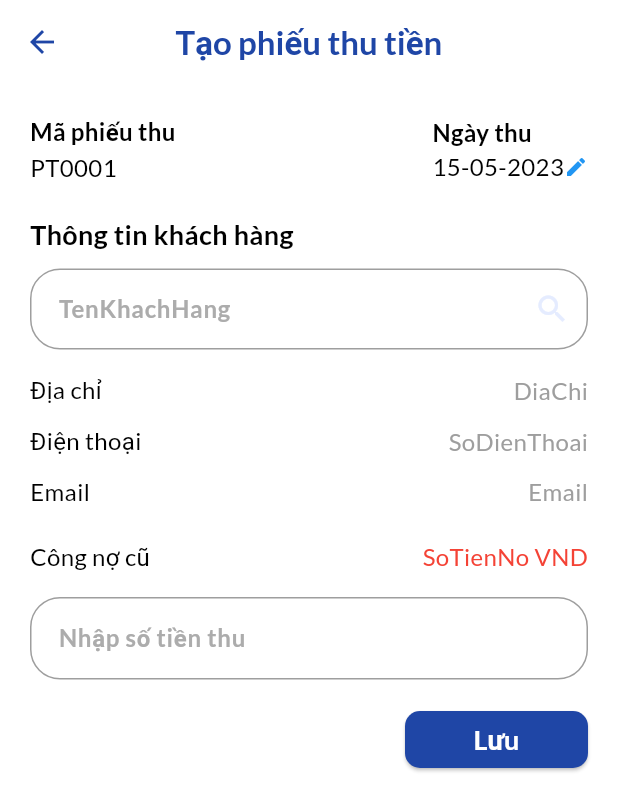
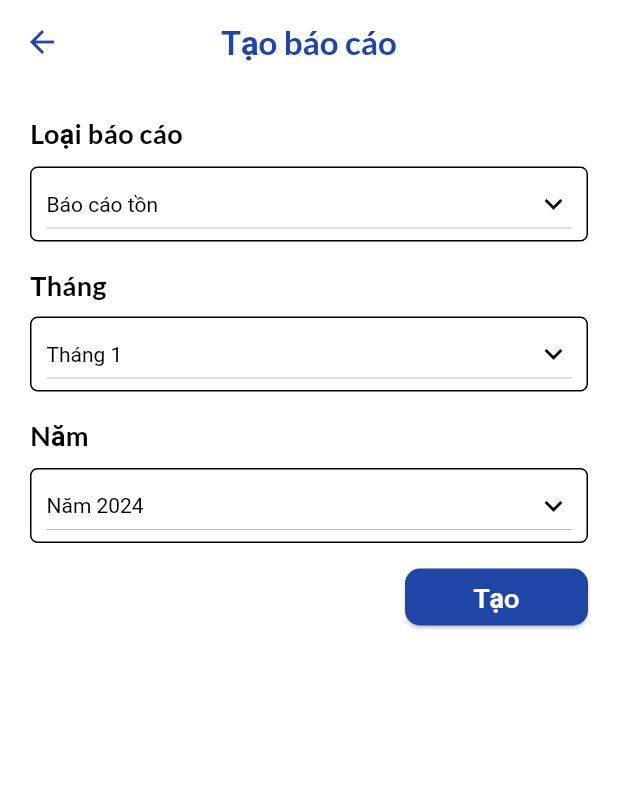
Before and after one commit to Mann202/Bookstore-Mobile-Application, a Flutter app: the screen it shows after launch, after a tap on the "arrow back" icon, on a phone screen of 412 x 824 dp. Shown: the top 811 px of the screen. Run offline on Flutter 3.47's test engine with Material 3 defaults, Android fonts, the light colour scheme and no system bars; our stand-ins replace flutter_riverpod, freezed_annotation, go_router, google_fonts, riverpod_annotation, shared_preferences and 3 more; accounts and stored records are empty.

Commit message:
update create receipt screen

```diff
--- a/lib/core/router/app_router.dart
+++ b/lib/core/router/app_router.dart
@@ -1,8 +1,10 @@
 import "package:go_router/go_router.dart";
 import "package:riverpod_annotation/riverpod_annotation.dart";
+import "package:shelfify/features/book/presentation/view/add_new_book.screen.dart";
 import "package:shelfify/features/book/presentation/view/book_detail.screen.dart";
 import "package:shelfify/features/book/presentation/view/book_list.screen.dart";
-import "package:shelfify/features/book/presentation/view/create_receipts.screen.dart";
+import "package:shelfify/features/book/presentation/view/create_receipt.screen.dart";
+import "package:shelfify/features/book/presentation/view/create_report.screen.dart";
 import "package:shelfify/features/book/presentation/view/find_book.screen.dart";
 import "package:shelfify/features/settings/presentation/accounts_screen.dart";
 import "package:shelfify/features/settings/presentation/settings_screen.dart";
@@ -16,7 +18,7 @@ GoRouter goRouter(GoRouterRef ref) {
     routes: [
       GoRoute(
         path: "/",
-        builder: (context, state) => const CreateReceiptsScreen(),
+        builder: (context, state) => const CreateReport(),
       )
     ],
     errorBuilder: (context, state) => const NotFoundScreen(),
--- a/lib/features/book/presentation/view/create_receipts.screen.dart
+++ b/lib/features/book/presentation/view/create_receipt.screen.dart
@@ -3,8 +3,8 @@ import 'package:path/path.dart';
 import 'package:intl/intl.dart';
 import 'package:shelfify/core/constants/styles/app_colors.dart';
 
-class CreateReceiptsScreen extends StatelessWidget {
-  const CreateReceiptsScreen({super.key});
+class CreateReceiptScreen extends StatelessWidget {
+  const CreateReceiptScreen({super.key});
 
   @override
   Widget build(BuildContext context) {
@@ -18,9 +18,7 @@ class CreateReceiptsScreen extends StatelessWidget {
             Icons.arrow_back,
             color: AppColors.primary,
           ),
-          onPressed: () {
-
-          },
+          onPressed: () {},
         ),
         title: const Text(
           'Tạo phiếu thu tiền',
@@ -73,20 +71,19 @@ class CreateReceiptsScreen extends StatelessWidget {
                 fillColor: Color.fromARGB(255, 255, 255, 255),
                 hintText: 'TenKhachHang',
                 hintStyle: TextStyle(
-                  color:  Color.fromARGB(255, 172, 172, 172),
+                  color: Color.fromARGB(255, 172, 172, 172),
                   fontSize: 16.0,
                   fontWeight: FontWeight.w600,
                 ),
-                suffixIcon: Icon(Icons.search),
+                suffixIcon: Icon(Icons.search, size: 30, color: Colors.grey),
               ),
             ),
             const SizedBox(height: 10),
             buildInfoText('Địa chỉ', 'DiaChi'),
             buildInfoText('Điện thoại', 'SoDienThoai'),
             buildInfoText('Email', 'Email'),
-            const SizedBox(height: 10),
             buildColoredInfoText('Công nợ cũ', 'SoTienNo VND', Colors.red),
-            const SizedBox(height: 10),
+            buildInfoText("Số tiền thu", ""),
             const TextField(
               keyboardType: TextInputType.number,
               style: TextStyle(
@@ -107,7 +104,7 @@ class CreateReceiptsScreen extends StatelessWidget {
                 fillColor: Color.fromARGB(255, 255, 255, 255),
                 hintText: 'Nhập số tiền thu',
                 hintStyle: TextStyle(
-                  color:  Color.fromARGB(255, 172, 172, 172),
+                  color: Color.fromARGB(255, 172, 172, 172),
                   fontSize: 16.0,
                   fontWeight: FontWeight.w600,
                 ),
@@ -115,16 +112,14 @@ class CreateReceiptsScreen extends StatelessWidget {
             ),
             const SizedBox(height: 20),
             Container(
-              alignment: Alignment.bottomRight,
+                alignment: Alignment.bottomRight,
                 child: ElevatedButton(
-                  onPressed: () {
-
-                  },
+                  onPressed: () {},
                   style: ElevatedButton.styleFrom(
                     shape: RoundedRectangleBorder(
                       borderRadius: BorderRadius.circular(10.0),
                     ),
-                    fixedSize: const  Size(122, 38),
+                    fixedSize: const Size(122, 38),
                     backgroundColor: const Color.fromRGBO(31, 70, 166, 1),
                   ),
                   child: const Text(
@@ -133,10 +128,9 @@ class CreateReceiptsScreen extends StatelessWidget {
                       color: Colors.white,
                       fontSize: 18,
                       fontWeight: FontWeight.w700,
+                    ),
                   ),
-                ),
-              )
-            ),
+                )),
           ],
         ),
       ),
@@ -150,10 +144,7 @@ class CreateReceiptsScreen extends StatelessWidget {
       children: [
         Text(
           label,
-          style: const TextStyle(
-            fontSize: 16,
-            fontWeight: FontWeight.bold,
-            color: Colors.black),
+          style: const TextStyle(fontSize: 16, color: Colors.black),
         ),
         Row(
           children: [
@@ -161,6 +152,7 @@ class CreateReceiptsScreen extends StatelessWidget {
               value,
               style: const TextStyle(
                 fontSize: 16,
+                fontWeight: FontWeight.bold,
                 color: Colors.black,
               ),
             ),
@@ -184,9 +176,7 @@ class CreateReceiptsScreen extends StatelessWidget {
         children: [
           Text(
             label,
-            style: const TextStyle(
-              fontSize: 16,
-              color: Colors.black),
+            style: const TextStyle(fontSize: 16, color: Colors.black),
           ),
           Text(
             value,
@@ -205,9 +195,7 @@ class CreateReceiptsScreen extends StatelessWidget {
         children: [
           Text(
             label,
-            style: const TextStyle(
-              fontSize: 16,
-              color: Colors.black),
+            style: const TextStyle(fontSize: 16, color: Colors.black),
           ),
           Text(
             value,
--- /dev/null
+++ b/lib/features/book/presentation/view/create_report.screen.dart
@@ -0,0 +1,230 @@
+import 'package:flutter/material.dart';
+import 'package:shelfify/core/constants/styles/app_colors.dart';
+
+enum TypeReport { BaoCaoTon, BaoCaoCongNo }
+
+enum Month {
+  Thang1,
+  Thang2,
+  Thang3,
+  Thang4,
+  Thang5,
+  Thang6,
+  Thang7,
+  Thang8,
+  Thang9,
+  Thang10,
+  Thang11,
+  Thang12
+}
+
+enum Year { Nam2019, Nam2020, Nam2021, Nam2022, Nam2023, Nam2024, Nam2025 }
+
+class CreateReport extends StatefulWidget {
+  const CreateReport({super.key});
+
+  @override
+  State<CreateReport> createState() {
+    return _CreateReportState();
+  }
+}
+
+class _CreateReportState extends State<CreateReport> {
+  TypeReport _selectedType = TypeReport.BaoCaoTon;
+  Month _selectedMonth = Month.Thang1;
+  Year _selectedYear = Year.Nam2024;
+
+  @override
+  Widget build(BuildContext context) {
+    return Scaffold(
+      backgroundColor: Colors.white,
+      appBar: AppBar(
+        backgroundColor: Colors.white,
+        centerTitle: true,
+        leading: IconButton(
+          icon: const Icon(
+            Icons.arrow_back,
+            color: AppColors.primary,
+          ),
+          onPressed: () {},
+        ),
+        title: const Text(
+          'Tạo báo cáo',
+          style: TextStyle(
+            color: AppColors.primary,
+            fontSize: 22.0,
+            fontWeight: FontWeight.w700,
+          ),
+        ),
+      ),
+      body: SingleChildScrollView(
+        padding: const EdgeInsets.all(20.0),
+        child: Column(
+          crossAxisAlignment: CrossAxisAlignment.start,
+          children: [
+            _buildDropdownSection(
+                'Loại báo cáo', _selectedType, TypeReport.values, getTypeReport,
+                (value) {
+              setState(() {
+                _selectedType = value;
+              });
+            }),
+            _buildDropdownSection(
+                'Tháng', _selectedMonth, Month.values, getMonth, (value) {
+              setState(() {
+                _selectedMonth = value;
+              });
+            }),
+            _buildDropdownSection('Năm', _selectedYear, Year.values, getYear,
+                (value) {
+              setState(() {
+                _selectedYear = value;
+              });
+            }),
+            Container(
+                alignment: Alignment.bottomRight,
+                child: ElevatedButton(
+                  onPressed: () {},
+                  style: ElevatedButton.styleFrom(
+                    shape: RoundedRectangleBorder(
+                      borderRadius: BorderRadius.circular(10.0),
+                    ),
+                    fixedSize: const Size(122, 38),
+                    backgroundColor: const Color.fromRGBO(31, 70, 166, 1),
+                  ),
+                  child: const Text(
+                    'Tạo',
+                    style: TextStyle(
+                      color: Colors.white,
+                      fontSize: 18,
+                      fontWeight: FontWeight.w700,
+                    ),
+                  ),
+                )),
+          ],
+        ),
+      ),
+    );
+  }
+}
+
+Widget _buildDropdownSection<T>(String label, T selectedValue, List<T> values,
+    String Function(T) getLabel, ValueChanged<T> onChanged) {
+  return Column(
+    crossAxisAlignment: CrossAxisAlignment.start,
+    children: [
+      Text(
+        label,
+        style: const TextStyle(
+          fontSize: 18,
+          fontWeight: FontWeight.bold,
+          color: Colors.black,
+        ),
+      ),
+      const SizedBox(
+        height: 8.0,
+      ),
+      Container(
+        width: double.infinity,
+        padding: const EdgeInsets.symmetric(horizontal: 10.0),
+        decoration: BoxDecoration(
+          border: Border.all(color: Colors.black, width: 1),
+          borderRadius: BorderRadius.circular(5),
+        ),
+        child: Row(
+          mainAxisAlignment: MainAxisAlignment.spaceBetween,
+          children: [
+            Expanded(
+              child: DropdownButton<T>(
+                isExpanded: true,
+                dropdownColor: Colors.white,
+                style: TextStyle(color: Colors.black),
+                value: selectedValue,
+                items: values.map((T value) {
+                  return DropdownMenuItem<T>(
+                    value: value,
+                    child: Text(getLabel(value)),
+                  );
+                }).toList(),
+                onChanged: (value) {
+                  if (value != null) {
+                    onChanged(value);
+                  }
+                },
+                icon: const Icon(Icons.keyboard_arrow_down, color: Colors.black),
+                iconEnabledColor: Colors.black,
+                iconDisabledColor: Colors.grey,
+              ),
+            ),
+          ],
+        ),
+      ),
+      const SizedBox(
+        height: 16.0,
+      ),
+    ],
+  );
+}
+
+String getTypeReport(TypeReport type) {
+  switch (type) {
+    case TypeReport.BaoCaoTon:
+      return "Báo cáo tồn";
+    case TypeReport.BaoCaoCongNo:
+      return "Báo cáo công nợ";
+    default:
+      return '';
+  }
+}
+
+String getMonth(Month thang) {
+  switch (thang) {
+    case Month.Thang1:
+      return 'Tháng 1';
+    case Month.Thang2:
+      return 'Tháng 2';
+    case Month.Thang3:
+      return 'Tháng 3';
+    case Month.Thang4:
+      return 'Tháng 4';
+    case Month.Thang5:
+      return 'Tháng 5';
+    case Month.Thang6:
+      return 'Tháng 6';
+    case Month.Thang7:
+      return 'Tháng 7';
+    case Month.Thang8:
+      return 'Tháng 8';
+    case Month.Thang9:
+      return 'Tháng 9';
+    case Month.Thang10:
+      return 'Tháng 10';
+    case Month.Thang11:
+      return 'Tháng 11';
+    case Month.Thang12:
+      return 'Tháng 12';
+    default:
+      return '';
+  }
+}
+
+String getYear(Year year) {
+  switch (year) {
+    case Year.Nam2019:
+      return 'Năm 2019';
+    case Year.Nam2020:
+      return 'Năm 2020';
+    case Year.Nam2021:
+      return 'Năm 2021';
+    case Year.Nam2022:
+      return 'Năm 2022';
+    case Year.Nam2023:
+      return 'Năm 2023';
+    case Year.Nam2024:
+      return 'Năm 2024';
+    case Year.Nam2025:
+      return 'Năm 2025';
+    default:
+      return '';
+  }
+}
```
Also changed, not shown: lib/features/settings/presentation/settings_screen.dart (+15 -26 lines).
